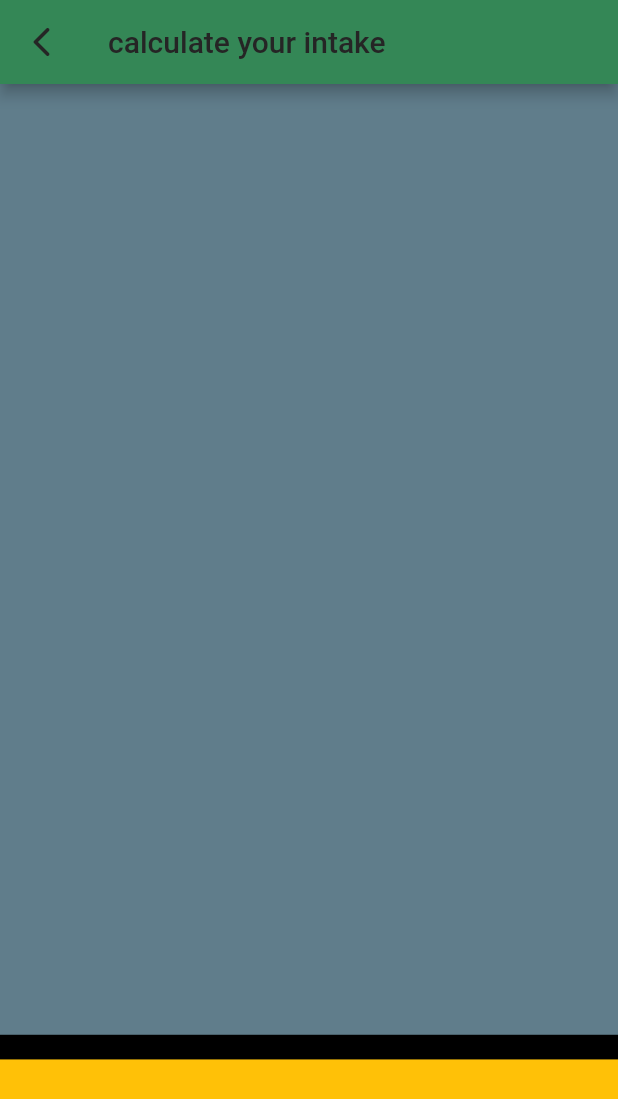
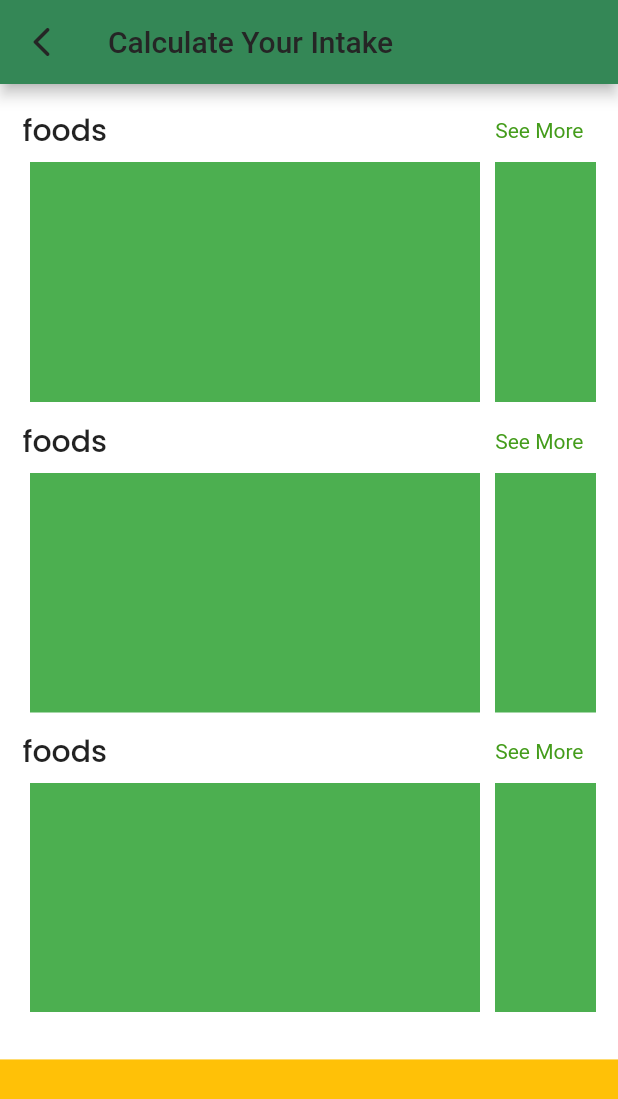
Before and after one commit to famuh/diatrofi-healthcare, a Flutter app: the CalculateScreen screen opened by its route, on a phone screen of 412 x 824 dp. Shown: the top 1099 px of the screen. Run offline on Flutter 3.47's test engine with Material 2 defaults, Android fonts, the phone set to English and light mode, and no system bars; our stand-ins replace cached_network_image, font_awesome_flutter, google_fonts, shared_preferences, sqflite; accounts and stored records are empty; network calls fail.

Commit message:
menambahkan bagian-bagian lebih detail

```diff
--- a/lib/presentation/calculate_screen.dart
+++ b/lib/presentation/calculate_screen.dart
@@ -1,3 +1,5 @@
+import 'package:diatfori/widget/food_item_widget.dart';
+import 'package:diatfori/widget/sub_heading.dart';
 import 'package:flutter/material.dart';
 
 class CalculateScreen extends StatefulWidget {
@@ -15,25 +17,117 @@ class _CalculateScreenState extends State<CalculateScreen> {
 
     return Scaffold(
         appBar: AppBar(
-        title: Text('calculate your intake'),
+          title: const Text('Calculate Your Intake'),
           leading: IconButton(
               onPressed: () {
                 Navigator.pop(context);
               },
-            icon: Icon(Icons.arrow_back_ios_rounded)),
+              icon: const Icon(Icons.arrow_back_ios_rounded)),
         ),
-      body:
-      Container(
+        body: Container(
           width: mediaQuery.width,
           height: mediaQuery.height,
-        color: Colors.black,
           child: Stack(
             children: [
               // 1
               Container(
                 width: mediaQuery.width,
-              height: mediaQuery.height/1.3,
-              color: Colors.blueGrey,
+                height: mediaQuery.height / 1.3,
+                // color: Colors.blueGrey,
+                child: Padding(
+                  padding: const EdgeInsets.symmetric(
+                    vertical: 15,
+                    horizontal: 15,
+                  ),
+                  child: ListView(
+                    children: [
+                      SubHeading(
+                          title: 'foods',
+                          onTap: (() => print('ke halaman more'))),
+                      Container(
+                        height: 160,
+                        margin: EdgeInsets.fromLTRB(0, 5, 0, 10),
+                        child: ListView(
+                          scrollDirection: Axis.horizontal,
+                          children: [
+                            Container(
+                              width: 300,
+                              margin: EdgeInsets.symmetric(horizontal: 5),
+                              color: Colors.green,
+                            ),
+                            Container(
+                              width: 300,
+                              margin: EdgeInsets.symmetric(horizontal: 5),
+                              color: Colors.green,
+                            ),
+                            Container(
+                              width: 300,
+                              margin: EdgeInsets.symmetric(horizontal: 5),
+                              color: Colors.green,
+                            ),
+                          ],
+                        ),
+                      ),
+
+                      SubHeading(
+                          title: 'foods',
+                          onTap: (() => print('ke halaman more'))),
+                      Container(
+                        height: 160,
+                        margin: EdgeInsets.fromLTRB(0, 5, 0, 10),
+                        child: ListView(
+                          scrollDirection: Axis.horizontal,
+                          children: [
+                            Container(
+                              width: 300,
+                              margin: EdgeInsets.symmetric(horizontal: 5),
+                              color: Colors.green,
+                            ),
+                            Container(
+                              width: 300,
+                              margin: EdgeInsets.symmetric(horizontal: 5),
+                              color: Colors.green,
+                            ),
+                            Container(
+                              width: 300,
+                              margin: EdgeInsets.symmetric(horizontal: 5),
+                              color: Colors.green,
+                            ),
+                          ],
+                        ),
+                      ),
+
+                      SubHeading(
+                          title: 'foods',
+                          onTap: (() => print('ke halaman more'))),
+                      Container(
+                        height: 160,
+                        margin: EdgeInsets.fromLTRB(0, 5, 0, 10),
+                        child: ListView(
+                          scrollDirection: Axis.horizontal,
+                          children: [
+                            Container(
+                              width: 300,
+                              margin: EdgeInsets.symmetric(horizontal: 5),
+                              color: Colors.green,
+                            ),
+                            Container(
+                              width: 300,
+                              margin: EdgeInsets.symmetric(horizontal: 5),
+                              color: Colors.green,
+                            ),
+                            Container(
+                              width: 300,
+                              margin: EdgeInsets.symmetric(horizontal: 5),
+                              color: Colors.green,
+                            ),
+                          ],
+                        ),
+                      ),
+
+                    ],
+                  ),
+                ),
               ),
 
               // 2
@@ -41,13 +135,12 @@ class _CalculateScreenState extends State<CalculateScreen> {
                 bottom: 0,
                 child: Container(
                   width: mediaQuery.width,
-                height: mediaQuery.height/7,
+                  height: mediaQuery.height / 7,
                   color: Colors.amber,
                 ),
               )
             ],
           ),
-      )
-    );
+        ));
   }
 }
```
Lines whose indentation alone changed are shown as unchanged.
